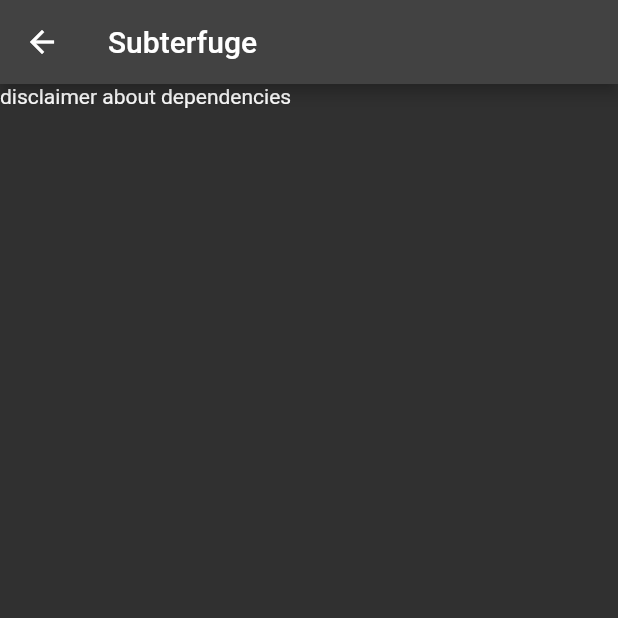
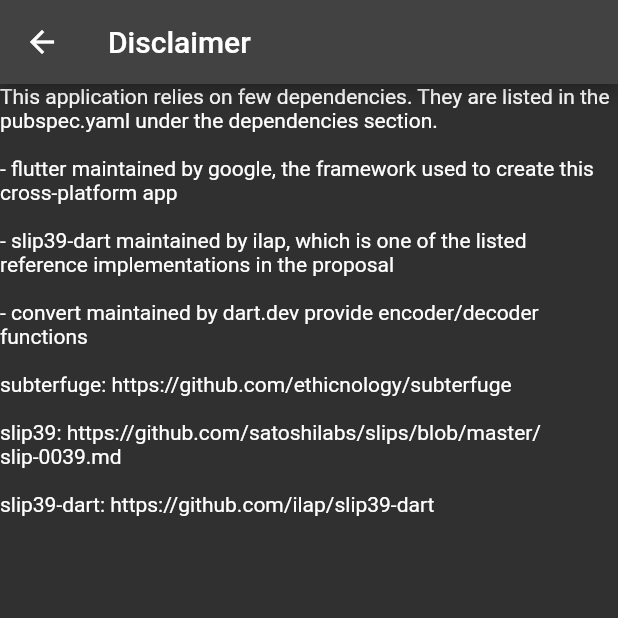
Before and after one commit to ethicnology/subterfuge, a Flutter app: the DisclaimerScreen screen opened directly, on a phone screen of 412 x 824 dp, the top half of it. Run offline on Flutter 3.47's test engine with Material 2 defaults, Android fonts, the phone set to English and light mode, and no system bars; our stand-ins replace convert; missing offline and left inert: slip39.

Commit message:
feat: DisclaimerScreen hardcoded text

```diff
--- a/lib/screen/disclaimer.dart
+++ b/lib/screen/disclaimer.dart
@@ -6,7 +6,34 @@
   @override
   Widget build(BuildContext context) {
     return Scaffold(
-        appBar: AppBar(title: const Text('Subterfuge')),
-        body: const Text('disclaimer about dependencies'));
+      appBar: AppBar(title: const Text('Disclaimer')),
+      body: Column(
+        mainAxisAlignment: MainAxisAlignment.start,
+        crossAxisAlignment: CrossAxisAlignment.start,
+        children: const [
+          Text(
+            'This application relies on few dependencies. They are listed in the pubspec.yaml under the dependencies section.',
+          ),
+          Text(
+            '\n- flutter maintained by google, the framework used to create this cross-platform app',
+          ),
+          Text(
+            '\n- slip39-dart maintained by ilap, which is one of the listed reference implementations in the proposal',
+          ),
+          Text(
+            '\n- convert maintained by dart.dev provide encoder/decoder functions',
+          ),
+          SelectableText(
+            '\nsubterfuge: https://github.com/ethicnology/subterfuge',
+          ),
+          SelectableText(
+            '\nslip39: https://github.com/satoshilabs/slips/blob/master/slip-0039.md',
+          ),
+          SelectableText(
+            '\nslip39-dart: https://github.com/ilap/slip39-dart',
+          )
+        ],
+      ),
+    );
   }
 }
```
